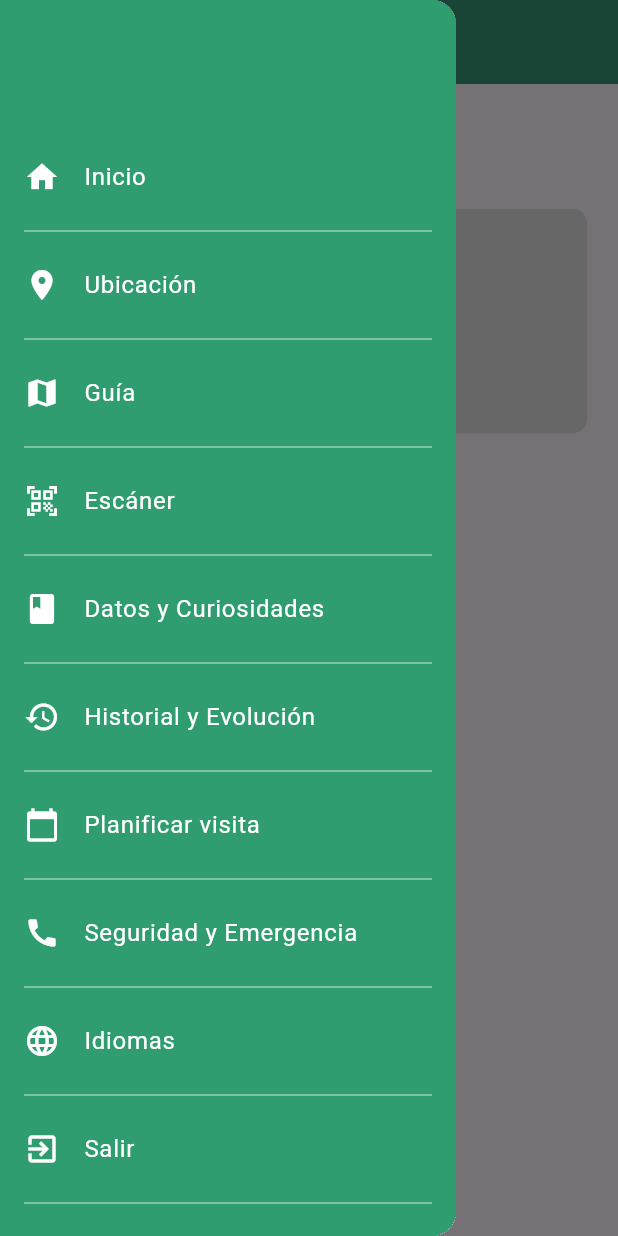
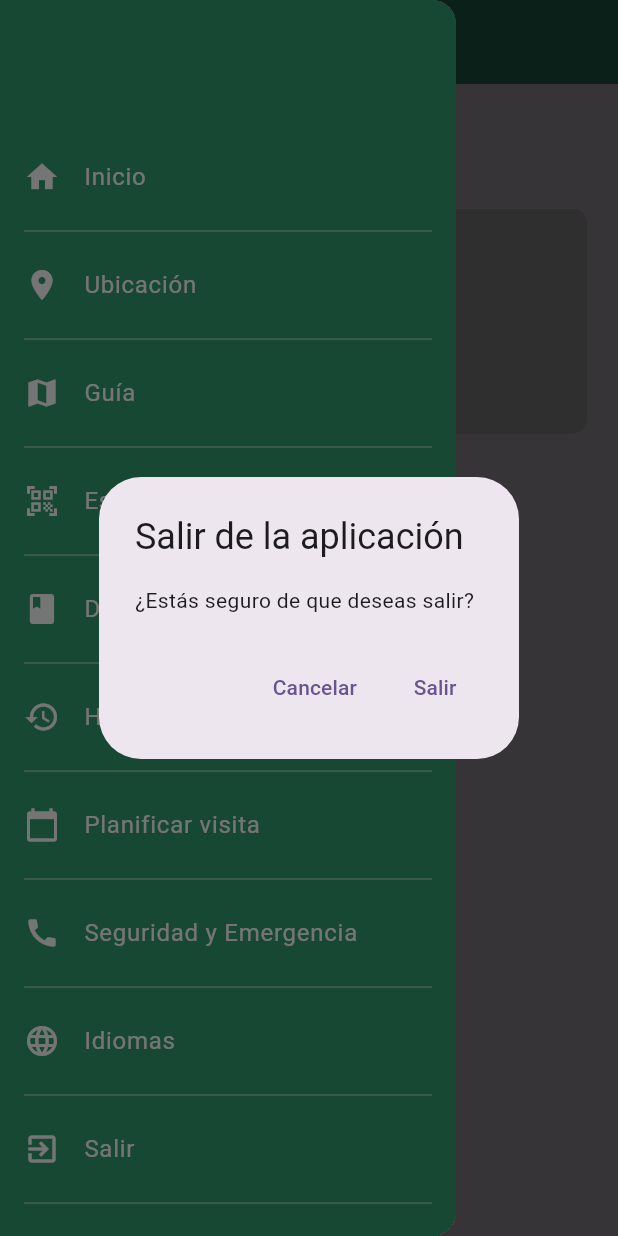
Before and after one commit to Samuel-Pech/AppOxkintok, a Flutter app: the screen it shows after launch, in the side drawer, after a tap on "Salir", on a phone screen of 412 x 824 dp. Run offline on Flutter 3.47's test engine with Material 3 defaults, Android fonts, the phone set to English and light mode, and no system bars; drawn by our look-alikes of carousel_slider.

Commit message:
actualizacion 1.1

```diff
--- a/app_oxkintok/lib/pages/home.dart
+++ b/app_oxkintok/lib/pages/home.dart
@@ -1,3 +1,4 @@
+import 'dart:io';
 import 'package:flutter/material.dart';
 import 'package:carousel_slider/carousel_slider.dart';
 
@@ -70,7 +71,9 @@ class HomeScreen extends StatelessWidget {
               _buildMenuItem(
                 icon: Icons.exit_to_app,
                 title: 'Salir',
-                onTap: () {},
+                onTap: () {
+                  _showExitConfirmation(context);
+                },
               ),
             ],
           ),
@@ -169,4 +172,30 @@ class HomeScreen extends StatelessWidget {
       ],
     );
   }
+
+  void _showExitConfirmation(BuildContext context) {
+    showDialog(
+      context: context,
+      builder: (context) {
+        return AlertDialog(
+          title: Text('Salir de la aplicación'),
+          content: Text('¿Estás seguro de que deseas salir?'),
+          actions: [
+            TextButton(
+              onPressed: () {
+                Navigator.of(context).pop();
+              },
+              child: Text('Cancelar'),
+            ),
+            TextButton(
+              onPressed: () {
+                exit(0); // Cerrar la app
+              },
+              child: Text('Salir'),
+            ),
+          ],
+        );
+      },
+    );
+  }
 }
```
